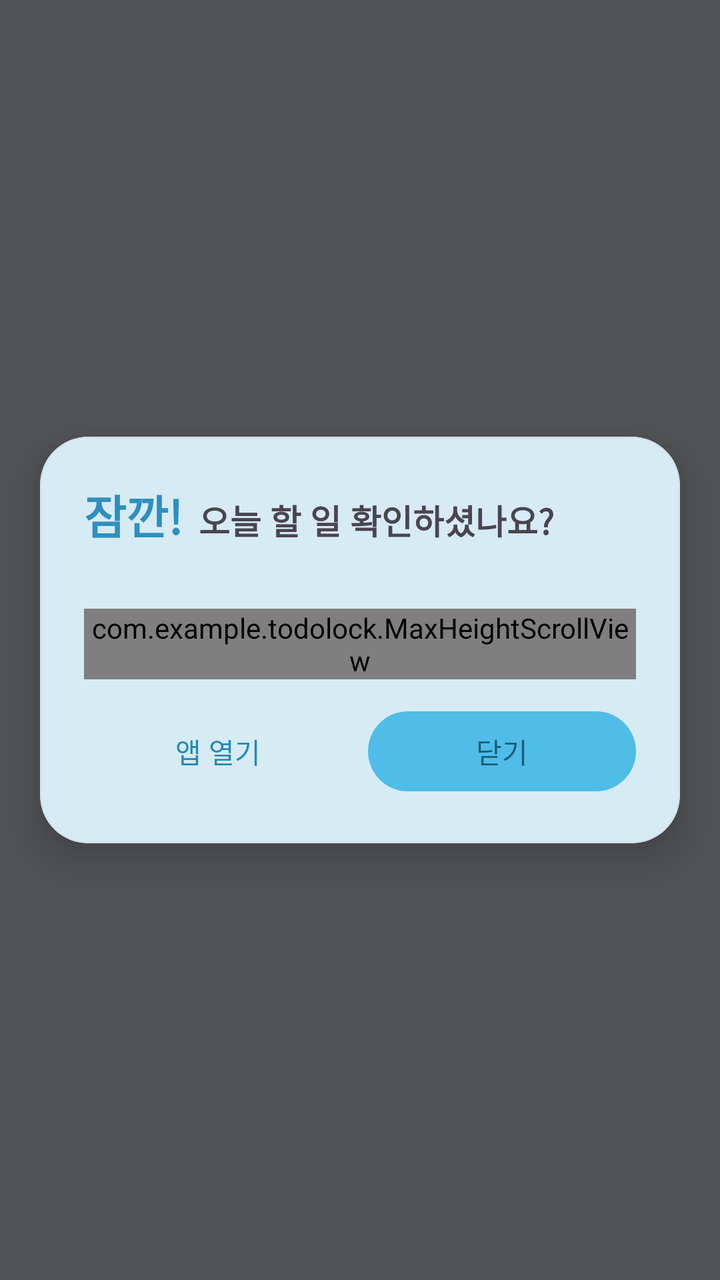
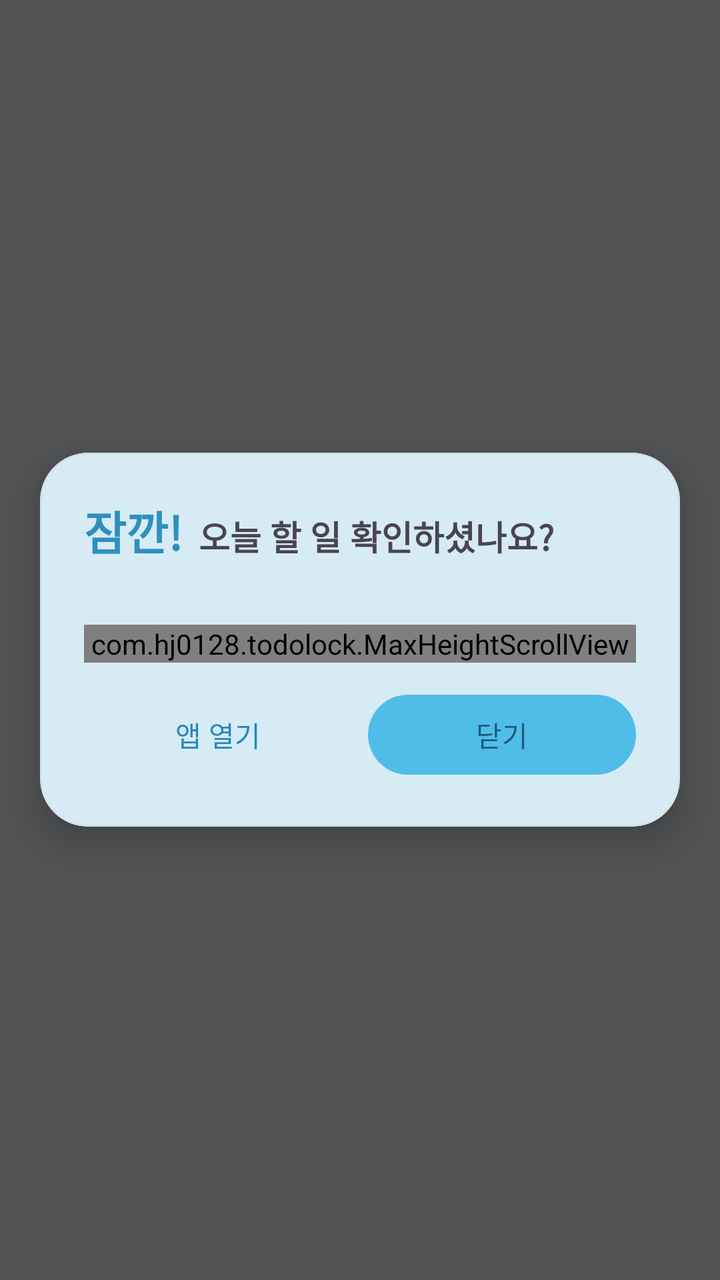

The first picture is an Android layout as it rendered before a commit; the second is the same layout after the commit. The layout source and the unified diff follow.
<!-- AndroidManifest.xml: application theme Theme.TodoLock -->
<!-- res/layout/activity_popup.xml -->
<?xml version="1.0" encoding="utf-8"?>
<FrameLayout xmlns:android="http://schemas.android.com/apk/res/android"
    xmlns:app="http://schemas.android.com/apk/res-auto"
    android:layout_width="match_parent"
    android:layout_height="match_parent">

    <View
        android:id="@+id/scrim"
        android:layout_width="match_parent"
        android:layout_height="match_parent"
        android:background="#AA000000" />

    <com.google.android.material.card.MaterialCardView
        android:layout_width="match_parent"
        android:layout_height="wrap_content"
        android:layout_gravity="center"
        android:layout_marginStart="20dp"
        android:layout_marginEnd="20dp"
        android:layout_marginTop="48dp"
        android:layout_marginBottom="48dp"
        app:cardCornerRadius="24dp"
        app:cardElevation="12dp"
        app:rippleColor="@android:color/transparent"
        android:clickable="true"
        android:focusable="false">

        <LinearLayout
            android:layout_width="match_parent"
            android:layout_height="wrap_content"
            android:orientation="vertical"
            android:padding="22dp">

            <LinearLayout
                android:layout_width="match_parent"
                android:layout_height="wrap_content"
                android:orientation="horizontal">

                <TextView
                    android:layout_width="wrap_content"
                    android:layout_height="wrap_content"
                    android:text="잠깐!"
                    android:textSize="23sp"
                    android:textStyle="bold"
                    android:textColor="@color/sky_heading" />

                <TextView
                    android:layout_width="0dp"
                    android:layout_height="wrap_content"
                    android:layout_weight="1"
                    android:layout_marginStart="8dp"
                    android:text="오늘 할 일 확인하셨나요?"
                    android:textSize="17sp"
                    android:textStyle="bold" />
            </LinearLayout>

            <TextView
                android:id="@+id/tvCount"
                android:layout_width="match_parent"
                android:layout_height="wrap_content"
                android:layout_marginTop="2dp"
                android:textSize="12sp"
                android:alpha="0.6" />

            
            <com.example.todolock.MaxHeightScrollView
                android:layout_width="match_parent"
                android:layout_height="wrap_content"
                android:layout_marginTop="12dp"
                android:scrollbars="vertical"
                android:fadeScrollbars="false">

                <LinearLayout
                    android:id="@+id/container"
                    android:layout_width="match_parent"
                    android:layout_height="wrap_content"
                    android:orientation="vertical" />
            </com.example.todolock.MaxHeightScrollView>

            <LinearLayout
                android:layout_width="match_parent"
                android:layout_height="wrap_content"
                android:orientation="horizontal"
                android:layout_marginTop="12dp">

                <com.google.android.material.button.MaterialButton
                    android:id="@+id/btnOpenApp"
                    style="@style/Widget.Material3.Button.TextButton"
                    android:layout_width="0dp"
                    android:layout_height="wrap_content"
                    android:layout_weight="1"
                    android:text="앱 열기" />

                <com.google.android.material.button.MaterialButton
                    android:id="@+id/btnClose"
                    style="@style/Widget.TodoLock.Button.Sky"
                    android:layout_width="0dp"
                    android:layout_height="wrap_content"
                    android:layout_weight="1"
                    android:layout_marginStart="8dp"
                    android:text="닫기" />
            </LinearLayout>
        </LinearLayout>
    </com.google.android.material.card.MaterialCardView>
</FrameLayout>
<!-- resources referenced by this layout -->
<resources>
  <color name="sky_heading">#2E8FBF</color>
  <style name="Widget.TodoLock.Button.Sky" parent="Widget.Material3.Button">
          <item name="backgroundTint">@color/sky_bright</item>
          <item name="android:textColor">@color/on_sky_bright</item>
          <item name="iconTint">@color/on_sky_bright</item>
          <item name="rippleColor">@color/on_sky_bright</item>
      </style>
  <color name="sky_bright">#4FBDE8</color>
  <color name="on_sky_bright">#1B5D7A</color>
  <color name="md_primary">#2489B8</color>
  <color name="md_on_primary">#FFFFFF</color>
  <color name="md_primary_container">#DCF2FE</color>
  <color name="md_on_primary_container">#1B5673</color>
  <color name="md_secondary">#4E616D</color>
  <color name="md_on_secondary">#FFFFFF</color>
  <color name="md_secondary_container">#D1E5F4</color>
  <color name="md_on_secondary_container">#0A1E28</color>
  <color name="md_tertiary">#5F5B7D</color>
  <color name="md_on_tertiary">#FFFFFF</color>
  <color name="md_tertiary_container">#E5DEFF</color>
  <color name="md_on_tertiary_container">#1B1736</color>
  <color name="md_error">#BA1A1A</color>
  <color name="md_on_error">#FFFFFF</color>
  <color name="md_error_container">#FFDAD6</color>
  <color name="md_on_error_container">#410002</color>
  <color name="md_background">#F4FBFF</color>
  <color name="md_on_background">#2C3A42</color>
  <color name="md_surface">#F4FBFF</color>
  <color name="md_on_surface">#2C3A42</color>
  <color name="md_surface_variant">#E3EEF5</color>
  <color name="md_on_surface_variant">#5A6B75</color>
  <color name="md_outline">#9BB0BC</color>
  <color name="md_outline_variant">#D3E2EB</color>
  <color name="md_inverse_surface">#2E3133</color>
  <color name="md_inverse_on_surface">#EFF1F3</color>
  <color name="md_inverse_primary">#83CFFF</color>
  <color name="md_surface_dim">#DDEBF4</color>
  <color name="md_surface_bright">#FBFDFF</color>
  <color name="md_surface_container_lowest">#FFFFFF</color>
  <color name="md_surface_container_low">#F9FCFF</color>
  <color name="md_surface_container">#EFF8FE</color>
  <color name="md_surface_container_high">#E7F4FD</color>
  <color name="md_surface_container_highest">#DEEFFB</color>
  <!-- unchanged entries left out for length: 1 -->
</resources>

<!-- the commit's change to res/layout/activity_popup.xml (unified diff, before → after) -->
@@ -62,7 +62,7 @@
                 android:alpha="0.6" />
 
             
-            <com.example.todolock.MaxHeightScrollView
+            <com.hj0128.todolock.MaxHeightScrollView
                 android:layout_width="match_parent"
                 android:layout_height="wrap_content"
                 android:layout_marginTop="12dp"
@@ -74,7 +74,7 @@
                     android:layout_width="match_parent"
                     android:layout_height="wrap_content"
                     android:orientation="vertical" />
-            </com.example.todolock.MaxHeightScrollView>
+            </com.hj0128.todolock.MaxHeightScrollView>
 
             <LinearLayout
                 android:layout_width="match_parent"
